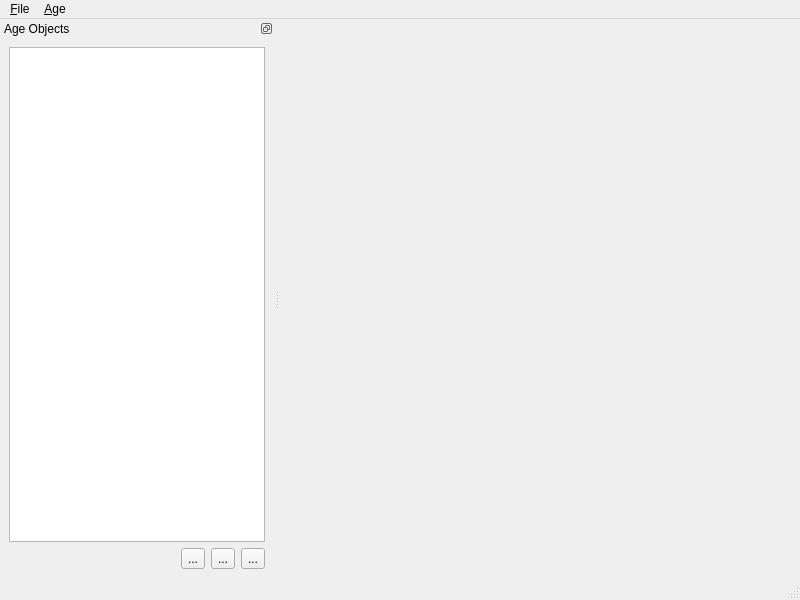
Before: the Qt Designer form gui/ACMainWindow.ui in Subspark/agecreator, drawn with Qt 5.
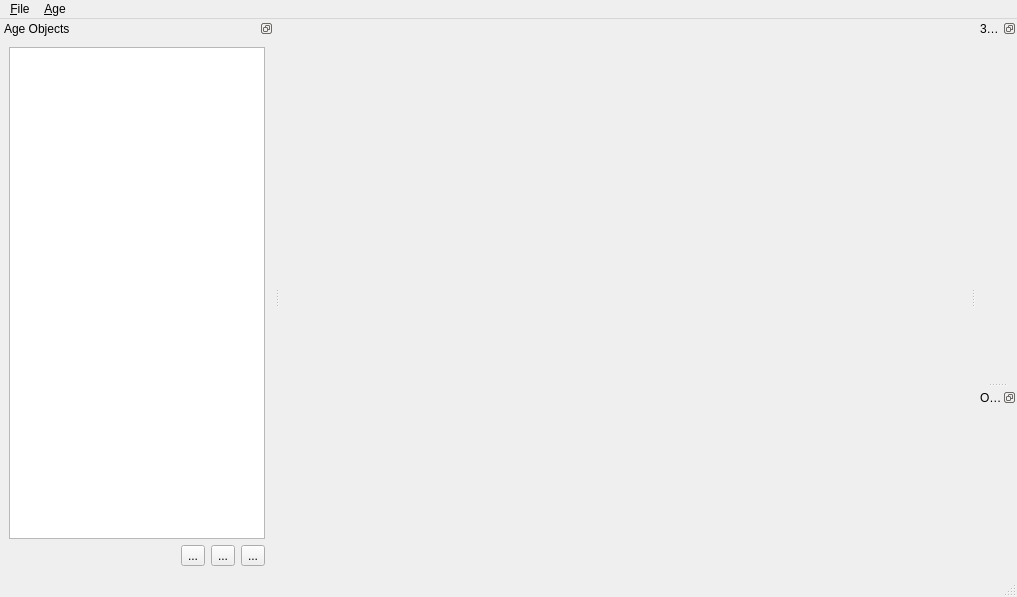
After: the same form once the commit is applied. Custom widgets are drawn as their Qt base class.

Commit message: Move 3D preview to a dock widget

Diff of the .ui file:
```diff
--- a/gui/ACMainWindow.ui
+++ b/gui/ACMainWindow.ui
@@ -6,26 +6,20 @@
    <rect>
     <x>0</x>
     <y>0</y>
-    <width>800</width>
-    <height>600</height>
+    <width>1017</width>
+    <height>597</height>
    </rect>
   </property>
   <property name="windowTitle">
    <string>AgeCreator</string>
   </property>
-  <widget class="QWidget" name="centralwidget">
-   <layout class="QVBoxLayout" name="verticalLayout_2">
-    <item>
-     <widget class="ACGLWidget" name="preview3d" native="true"/>
-    </item>
-   </layout>
-  </widget>
+  <widget class="QWidget" name="centralwidget"/>
   <widget class="QMenuBar" name="menubar">
    <property name="geometry">
     <rect>
      <x>0</x>
      <y>0</y>
-     <width>800</width>
+     <width>1017</width>
      <height>21</height>
     </rect>
    </property>
@@ -111,6 +105,39 @@
     </layout>
    </widget>
   </widget>
+  <widget class="QDockWidget" name="dockWidget_2">
+   <property name="features">
+    <set>QDockWidget::DockWidgetFloatable|QDockWidget::DockWidgetMovable</set>
+   </property>
+   <property name="allowedAreas">
+    <set>Qt::LeftDockWidgetArea|Qt::RightDockWidgetArea</set>
+   </property>
+   <property name="windowTitle">
+    <string>3D Preview</string>
+   </property>
+   <attribute name="dockWidgetArea">
+    <number>2</number>
+   </attribute>
+   <widget class="QWidget" name="dockWidgetContents_2">
+    <layout class="QVBoxLayout" name="verticalLayout_2">
+     <item>
+      <widget class="ACGLWidget" name="preview3d" native="true"/>
+     </item>
+    </layout>
+   </widget>
+  </widget>
+  <widget class="QDockWidget" name="dockWidget_3">
+   <property name="features">
+    <set>QDockWidget::DockWidgetFloatable|QDockWidget::DockWidgetMovable</set>
+   </property>
+   <property name="windowTitle">
+    <string>Object Properties</string>
+   </property>
+   <attribute name="dockWidgetArea">
+    <number>2</number>
+   </attribute>
+   <widget class="QWidget" name="dockWidgetContents_3"/>
+  </widget>
   <action name="actionAgeImport">
    <property name="text">
     <string>&amp;Import</string>
```
Left out of the diff: 3 changed lines with no effect on the pictures. The commit also changes 1 other file.
